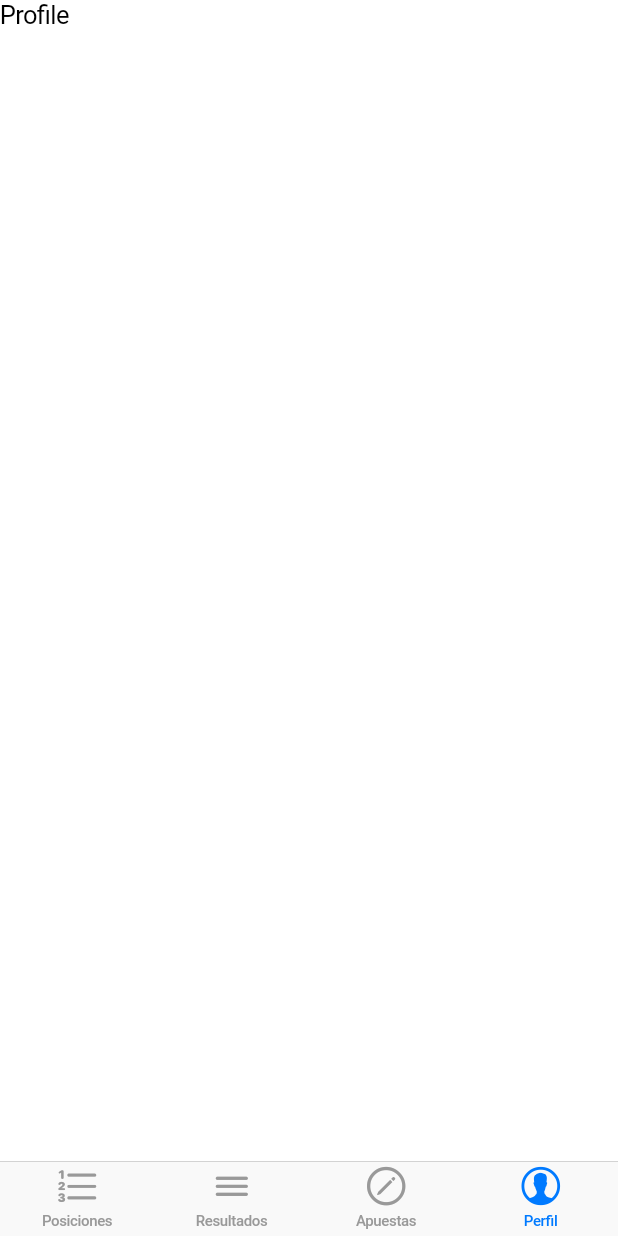
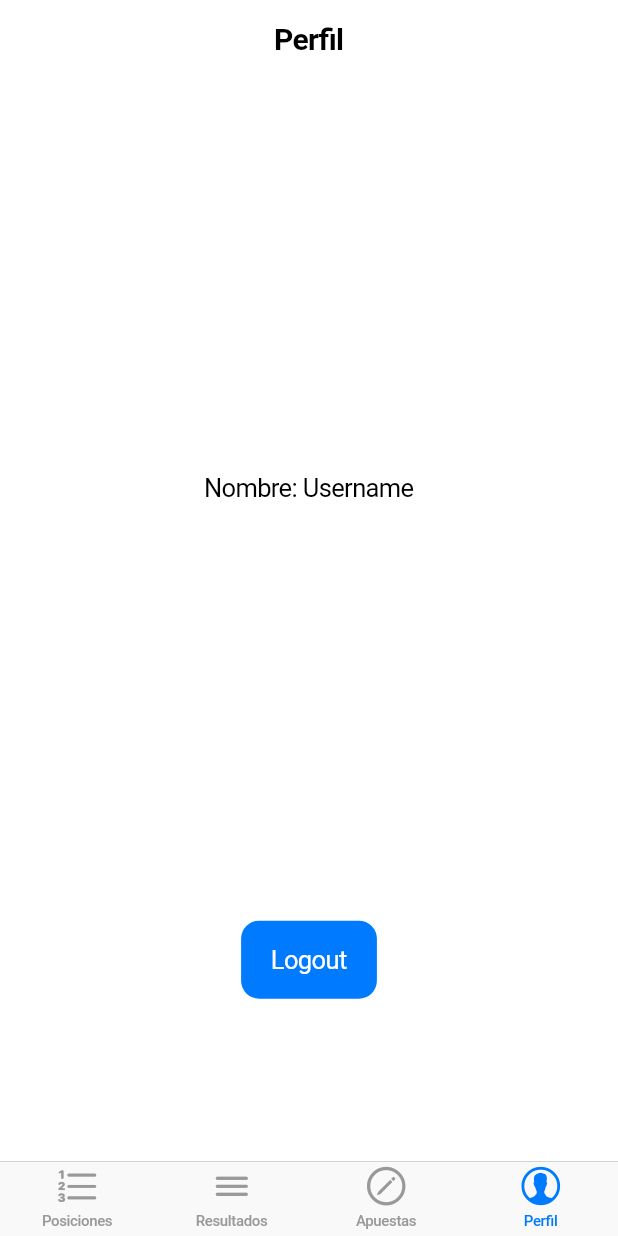
Before and after one commit to pollaza/flutter-app, a Flutter app: the screen it shows after launch, item 4 of the bottom bar chosen, on a phone screen of 412 x 824 dp. Run offline on Flutter 3.47's test engine with Material 2 defaults, Android fonts, the phone set to English and light mode, and no system bars; network calls fail.

Commit message:
Added profile page UI

```diff
--- a/lib/profile.dart
+++ b/lib/profile.dart
@@ -2,8 +2,31 @@ import 'package:flutter/cupertino.dart';
 
 class Profile extends StatelessWidget {
 
+  final String username = "Username";
+
   @override
   Widget build(BuildContext context) {
-    return Text("Profile");
+    return Container(
+      margin: EdgeInsets.all(14),
+      child: Column(
+          mainAxisSize: MainAxisSize.min,
+          children: <Widget>[
+            Text("Perfil",style: TextStyle(fontWeight: FontWeight.w700, fontSize: 20)),
+            Container(
+                height: MediaQuery.of(context).size.height*0.7,
+                child: Center(child:Text("Nombre: "+ username))
+              ),
+            CupertinoButton.filled(
+              child: Text('Logout'),
+              onPressed: () {
+
+                /**
+
+                */
+               },
+            ),
+          ],
+        )
+    );
   }
 }
```
